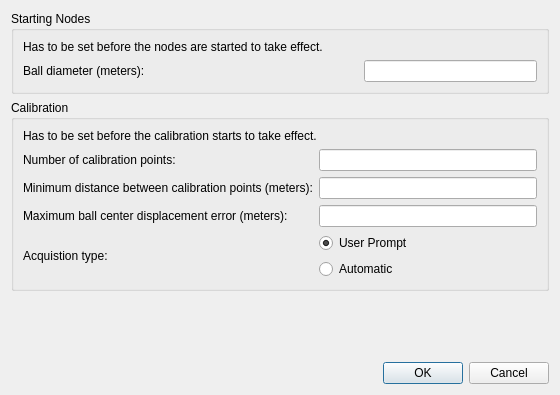
Above: calibration_gui/calibration_gui/ui/options.ui from davidtvs/calibration before the change. Below: the same form after it.
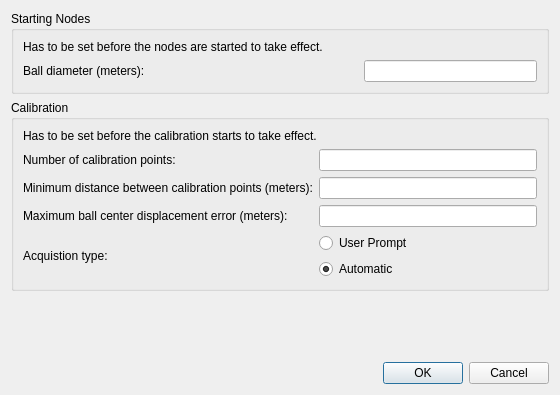
That is the form after the change.

```diff
--- a/calibration_gui/calibration_gui/ui/options.ui
+++ b/calibration_gui/calibration_gui/ui/options.ui
@@ -92,7 +92,7 @@
                <string>User Prompt</string>
               </property>
               <property name="checked">
-               <bool>true</bool>
+               <bool>false</bool>
               </property>
              </widget>
             </item>
@@ -101,6 +101,9 @@
               <property name="text">
                <string>Automatic</string>
               </property>
+              <property name="checked">
+               <bool>true</bool>
+              </property>
              </widget>
             </item>
             <item row="4" column="1" rowspan="2">
```
Left out of the diff: 2 changed lines with no effect on the pictures.
